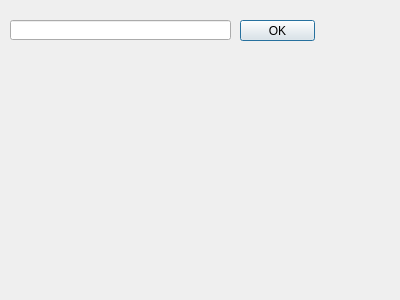
Above: dialog1.ui from nimdaex/_Training before the change. Below: the same form after it.
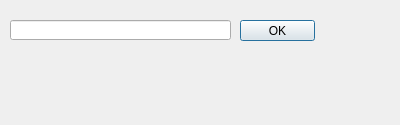
That is the form after the change.

Diff of the .ui file:
```diff
--- a/dialog1.ui
+++ b/dialog1.ui
@@ -7,7 +7,7 @@
     <x>0</x>
     <y>0</y>
     <width>400</width>
-    <height>300</height>
+    <height>125</height>
    </rect>
   </property>
   <property name="windowTitle">
@@ -31,8 +31,8 @@
     <rect>
      <x>10</x>
      <y>60</y>
-     <width>221</width>
-     <height>51</height>
+     <width>200</width>
+     <height>50</height>
     </rect>
    </property>
    <property name="font">
```
Left out of the diff: 2 changed lines with no effect on the pictures.
